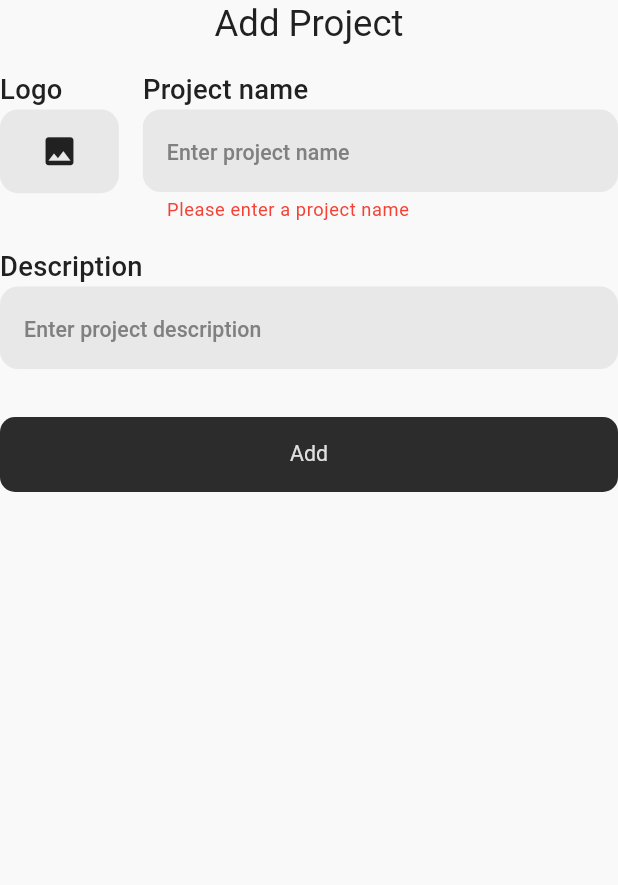
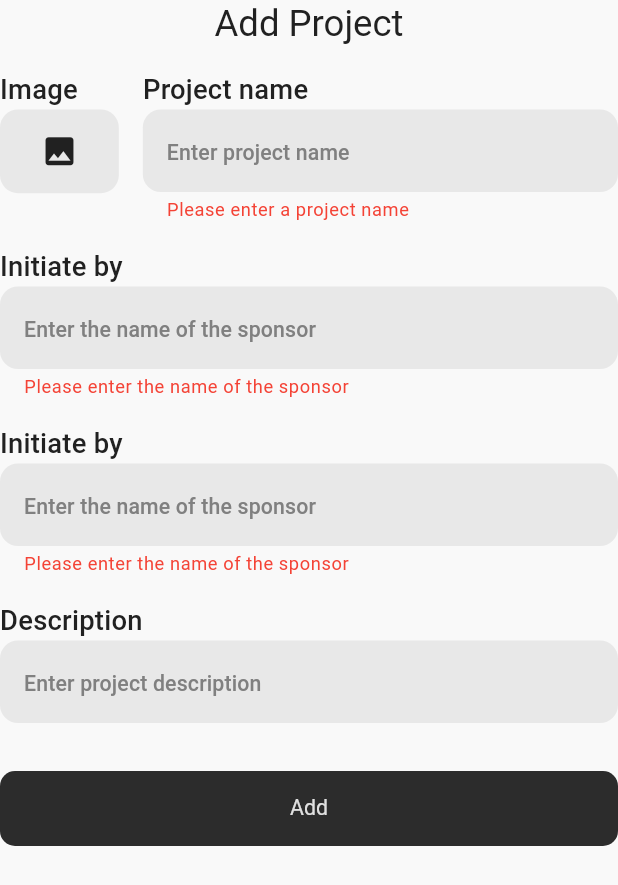
Before and after one commit to Leveling1/bicount, a Flutter app: the AddProject widget shown alone on an empty page, opened directly with empty values, after a tap on "Add", on a phone screen of 412 x 824 dp. Shown: the top 885 px of the screen. Run offline on Flutter 3.47's test engine with Material 3 defaults, Android fonts, the phone set to English and light mode, and no system bars; drawn by our look-alikes of toastification; our stand-ins replace bloc, cached_network_image, connectivity_plus, dartz, equatable, flutter_bloc and 9 more; missing offline and left inert: currency_picker, dart:ffi, flutter_skeleton_ui, pie_chart_sz; accounts and stored records are empty.

Commit message:
feat: Enhance Project display and creation with new fields and date formatting

```diff
--- a/lib/core/utils/date_format_utils.dart
+++ b/lib/core/utils/date_format_utils.dart
@@ -2,6 +2,10 @@ import 'package:intl/intl.dart';
 
 String formatDate(DateTime date) {
   return DateFormat("dd MMMM yyyy", 'en_EN').format(date);
+}
+
+String formatDateSmall(DateTime date) {
+  return DateFormat("MMM yyyy", 'en_EN').format(date);
 }
 
 String formatedDate(DateTime date) {
--- a/lib/features/company/presentation/screens/detail_company_screen.dart
+++ b/lib/features/company/presentation/screens/detail_company_screen.dart
@@ -32,13 +32,15 @@ class DetailCompanyScreen extends StatefulWidget {
 class _DetailCompanyScreenState extends State<DetailCompanyScreen> {
   Widget _spacerHeight() => const SizedBox(height: AppDimens.marginMedium);
   Widget _spacerWidth() => const SizedBox(width: AppDimens.marginMedium);
+  late CompanyModel company;
 
   @override
   void initState() {
     super.initState();
+    company = widget.company;
     // Ici on déclenche la récupération des companies
     WidgetsBinding.instance.addPostFrameCallback((_) {
-      context.read<DetailBloc>().add(GetCompanyDetail(widget.company));
+      context.read<DetailBloc>().add(GetCompanyDetail(company));
     });
   }
 
@@ -48,7 +50,7 @@ class _DetailCompanyScreenState extends State<DetailCompanyScreen> {
     return BlocConsumer<DetailBloc, DetailState>(
       listener: (context, state) {
         if (state is DetailError) {
-          NotificationHelper.showFailureNotification(context, state.toString());
+          NotificationHelper.showFailureNotification(context, state.failure.message.toString());
         }
       },
       builder: (context, state) {
--- /dev/null
+++ b/lib/features/main/data/data_sources/local_datasource/main_local_datasource.dart
@@ -0,0 +1,5 @@
+import 'package:dartz/dartz.dart';
+
+class MainLocalDataSource {
+  // Add your local data source implementation here
+}
--- /dev/null
+++ b/lib/features/main/data/repositories/main_repository_impl.dart
@@ -0,0 +1,5 @@
+import '../../domain/repositories/main_repository.dart';
+
+class MainRepositoryImpl implements MainRepository {
+  // Add your repository implementation here
+}
--- /dev/null
+++ b/lib/features/main/domain/repositories/main_repository.dart
@@ -0,0 +1,5 @@
+
+
+abstract class MainRepository {
+  // Add your repository interface here
+}
--- /dev/null
+++ b/lib/features/main/presentation/bloc/main_event.dart
@@ -0,0 +1,6 @@
+part of 'main_bloc.dart';
+
+abstract class MainEvent {}
+
+// Add your events here
+class ExampleMainEvent extends MainEvent {}
--- /dev/null
+++ b/lib/features/main/presentation/bloc/main_state.dart
@@ -0,0 +1,6 @@
+part of 'main_bloc.dart';
+
+abstract class MainState {}
+
+class MainInitial extends MainState {}
+// Add your states here
--- a/lib/features/project/domain/entities/project_model.dart
+++ b/lib/features/project/domain/entities/project_model.dart
@@ -8,17 +8,24 @@ class ProjectModel {
   final String initiator;
   final String? description;
   final String? image;
-  final String? state;
+  final int? state;
+  final double? profit;
   final DateTime createdAt;
+  final DateTime startDate;
+  final DateTime? endDate;
+
 
   ProjectModel({
     this.id,
     required this.idCompany,
     required this.name,
     required this.initiator,
+    required this.startDate,
+    this.endDate,
     this.description,
     this.image,
     this.state,
+    this.profit,
     DateTime? createdAt,
   }) : createdAt = createdAt ?? DateTime.now();
 
@@ -32,6 +39,9 @@ class ProjectModel {
       'description': description,
       'logoUrl': image,
       'state': state,
+      'profit': profit,
+      'start_date': startDate.toIso8601String(),
+      'end_date': endDate,
       'createdAt': createdAt.toIso8601String(),
     };
   }
@@ -46,6 +56,11 @@ class ProjectModel {
       description: map['description'],
       image: map['image'],
       state: map['number'],
+      profit: map['profit'] != null ? (map['profit'] as num).toDouble() : 0.0,
+      startDate: DateTime.tryParse(map['start_date'] ?? '') ?? DateTime.now(),
+      endDate: map['end_date'] != null && map['end_date'].isNotEmpty
+          ? DateTime.tryParse(map['end_date'])
+          : null,
       createdAt: DateTime.tryParse(map['createdAt'] ?? '') ?? DateTime.now(),
     );
   }
--- a/lib/features/project/presentation/screens/add_project.dart
+++ b/lib/features/project/presentation/screens/add_project.dart
@@ -20,6 +20,7 @@ class AddProject extends StatefulWidget {
 class _AddProjectState extends State<AddProject> {
   final TextEditingController _name = TextEditingController();
   final TextEditingController _description = TextEditingController();
+  final TextEditingController _initiator = TextEditingController();
 
   File? _selectedImage;
 
@@ -59,7 +60,7 @@ class _AddProjectState extends State<AddProject> {
                       child: Column(
                         crossAxisAlignment: CrossAxisAlignment.start,
                         children: [
-                          Text("Logo", style: Theme.of(context).textTheme.titleMedium),
+                          Text("Image", style: Theme.of(context).textTheme.titleMedium),
                           CustomPickImage(
                             selectedImage: _selectedImage,
                             onImageSelected: (File? image) {
@@ -90,6 +91,30 @@ class _AddProjectState extends State<AddProject> {
                 ),
                 const SizedBox(height: 16),
                 CustomFormField(
+                  controller: _initiator,
+                  label: "Initiate by",
+                  hint: 'Enter the name of the sponsor',
+                  validator: (value) {
+                    if (value == null || value.isEmpty) {
+                      return 'Please enter the name of the sponsor';
+                    }
+                    return null;
+                  },
+                ),
+                const SizedBox(height: 16),
+                CustomFormField(
+                  controller: _initiator,
+                  label: "Initiate by",
+                  hint: 'Enter the name of the sponsor',
+                  validator: (value) {
+                    if (value == null || value.isEmpty) {
+                      return 'Please enter the name of the sponsor';
+                    }
+                    return null;
+                  },
+                ),
+                const SizedBox(height: 16),
+                CustomFormField(
                   controller: _description,
                   label: "Description",
                   hint: 'Enter project description',
@@ -115,7 +140,8 @@ class _AddProjectState extends State<AddProject> {
         idCompany: widget.idCompany,
         name: _name.text,
         description: _description.text,
-        initiator: '',
+        startDate: DateTime.now(),
+        initiator: _initiator.text,
       );
       context.read<ProjectBloc>().add(
           CreateProjectEvent(
```
Also changed, not shown: lib/features/main/data/data_sources/remote_datasource/main_remote_datasource.dart (added, +9 -0 lines), lib/features/main/presentation/bloc/main_bloc.dart (added, +9 -0 lines), lib/features/main/presentation/screens/main_screen.dart (added, +20 -0 lines), lib/features/project/presentation/widgets/project_card.dart (+31 -20 lines).
